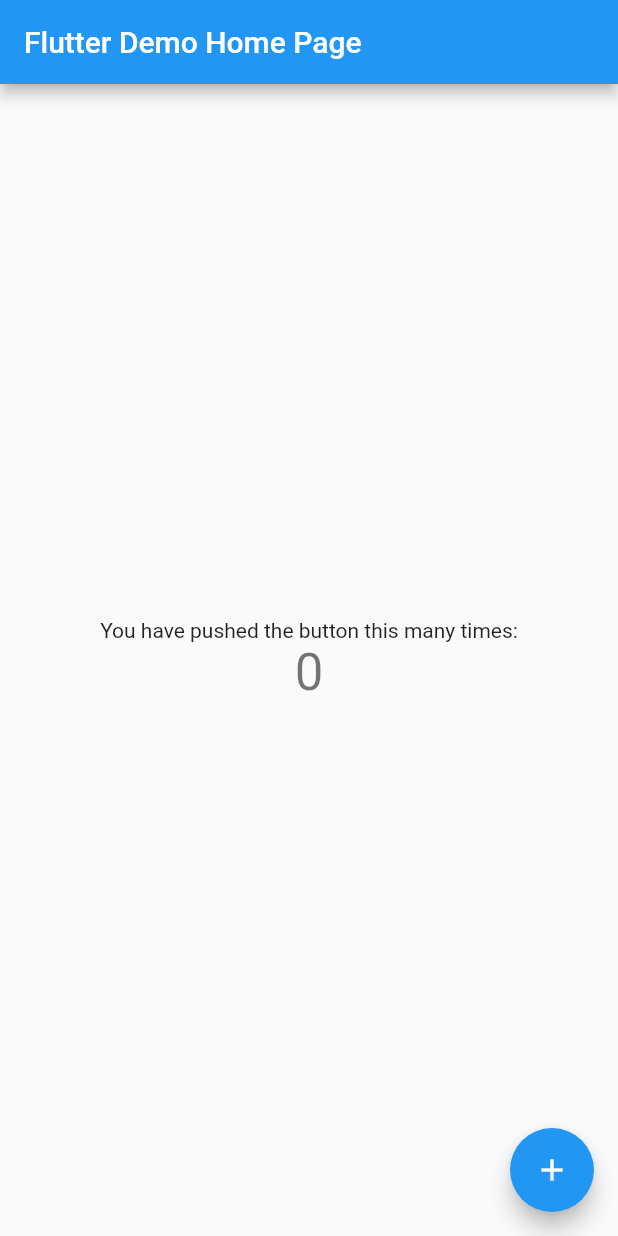
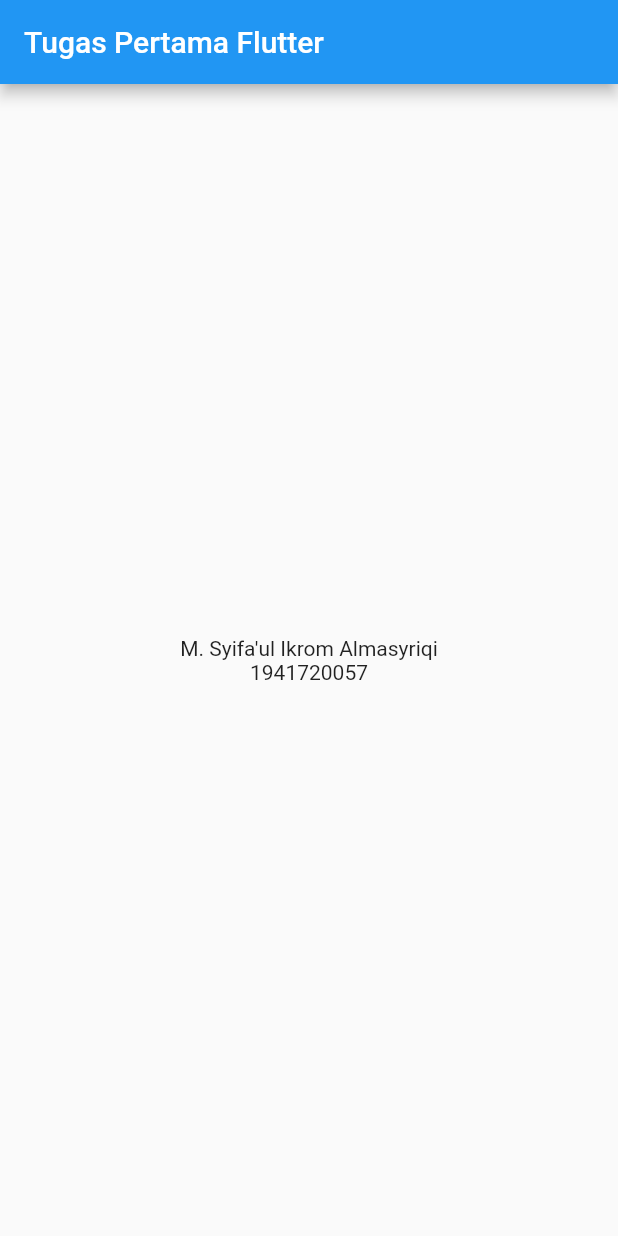
Before and after one commit to Almasyriqi/polinema_mobile_flutter_hello, a Flutter app: the screen it shows after launch, on a phone screen of 412 x 824 dp. Run offline on Flutter 3.47's test engine with Material 2 defaults, Android fonts, the phone set to English and light mode, and no system bars.

Commit message:
Tugas 1 Praktikum

```diff
--- a/lib/main.dart
+++ b/lib/main.dart
@@ -11,35 +11,17 @@ class MyApp extends StatelessWidget {
   @override
   Widget build(BuildContext context) {
     return MaterialApp(
-      title: 'Flutter Demo',
+      title: 'Tugas 1 Flutter',
       theme: ThemeData(
-        // This is the theme of your application.
-        //
-        // Try running your application with "flutter run". You'll see the
-        // application has a blue toolbar. Then, without quitting the app, try
-        // changing the primarySwatch below to Colors.green and then invoke
-        // "hot reload" (press "r" in the console where you ran "flutter run",
-        // or simply save your changes to "hot reload" in a Flutter IDE).
-        // Notice that the counter didn't reset back to zero; the application
-        // is not restarted.
         primarySwatch: Colors.blue,
       ),
-      home: const MyHomePage(title: 'Flutter Demo Home Page'),
+      home: const MyHomePage(title: 'Tugas Pertama Flutter'),
     );
   }
 }
 
 class MyHomePage extends StatefulWidget {
   const MyHomePage({Key? key, required this.title}) : super(key: key);
-
-  // This widget is the home page of your application. It is stateful, meaning
-  // that it has a State object (defined below) that contains fields that affect
-  // how it looks.
-
-  // This class is the configuration for the state. It holds the values (in this
-  // case the title) provided by the parent (in this case the App widget) and
-  // used by the build method of the State. Fields in a Widget subclass are
-  // always marked "final".
 
   final String title;
 
@@ -48,68 +30,27 @@ class MyHomePage extends StatefulWidget {
 }
 
 class _MyHomePageState extends State<MyHomePage> {
-  int _counter = 0;
-
-  void _incrementCounter() {
-    setState(() {
-      // This call to setState tells the Flutter framework that something has
-      // changed in this State, which causes it to rerun the build method below
-      // so that the display can reflect the updated values. If we changed
-      // _counter without calling setState(), then the build method would not be
-      // called again, and so nothing would appear to happen.
-      _counter++;
-    });
-  }
+  final int _counter = 1941720057;
 
   @override
   Widget build(BuildContext context) {
-    // This method is rerun every time setState is called, for instance as done
-    // by the _incrementCounter method above.
-    //
-    // The Flutter framework has been optimized to make rerunning build methods
-    // fast, so that you can just rebuild anything that needs updating rather
-    // than having to individually change instances of widgets.
     return Scaffold(
       appBar: AppBar(
-        // Here we take the value from the MyHomePage object that was created by
-        // the App.build method, and use it to set our appbar title.
         title: Text(widget.title),
       ),
       body: Center(
-        // Center is a layout widget. It takes a single child and positions it
-        // in the middle of the parent.
         child: Column(
-          // Column is also a layout widget. It takes a list of children and
-          // arranges them vertically. By default, it sizes itself to fit its
-          // children horizontally, and tries to be as tall as its parent.
-          //
-          // Invoke "debug painting" (press "p" in the console, choose the
-          // "Toggle Debug Paint" action from the Flutter Inspector in Android
-          // Studio, or the "Toggle Debug Paint" command in Visual Studio Code)
-          // to see the wireframe for each widget.
-          //
-          // Column has various properties to control how it sizes itself and
-          // how it positions its children. Here we use mainAxisAlignment to
-          // center the children vertically; the main axis here is the vertical
-          // axis because Columns are vertical (the cross axis would be
-          // horizontal).
           mainAxisAlignment: MainAxisAlignment.center,
           children: <Widget>[
             const Text(
-              'You have pushed the button this many times:',
+              "M. Syifa'ul Ikrom Almasyriqi",
             ),
             Text(
               '$_counter',
-              style: Theme.of(context).textTheme.headline4,
             ),
           ],
         ),
       ),
-      floatingActionButton: FloatingActionButton(
-        onPressed: _incrementCounter,
-        tooltip: 'Increment',
-        child: const Icon(Icons.add),
-      ), // This trailing comma makes auto-formatting nicer for build methods.
     );
   }
 }
```
